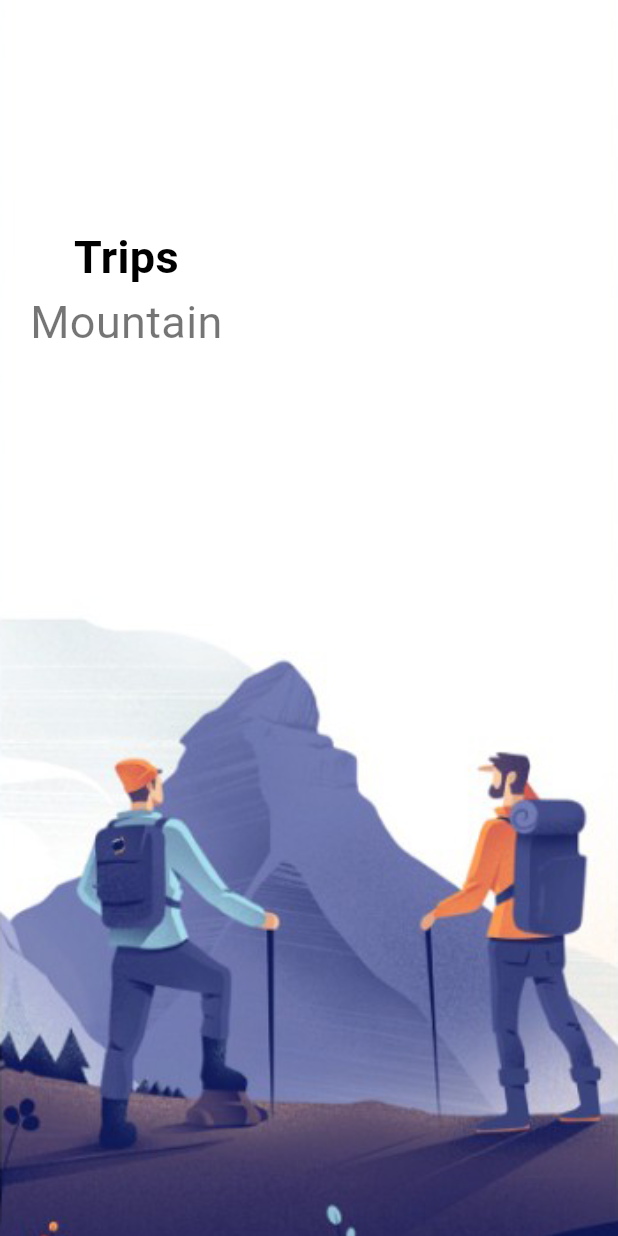
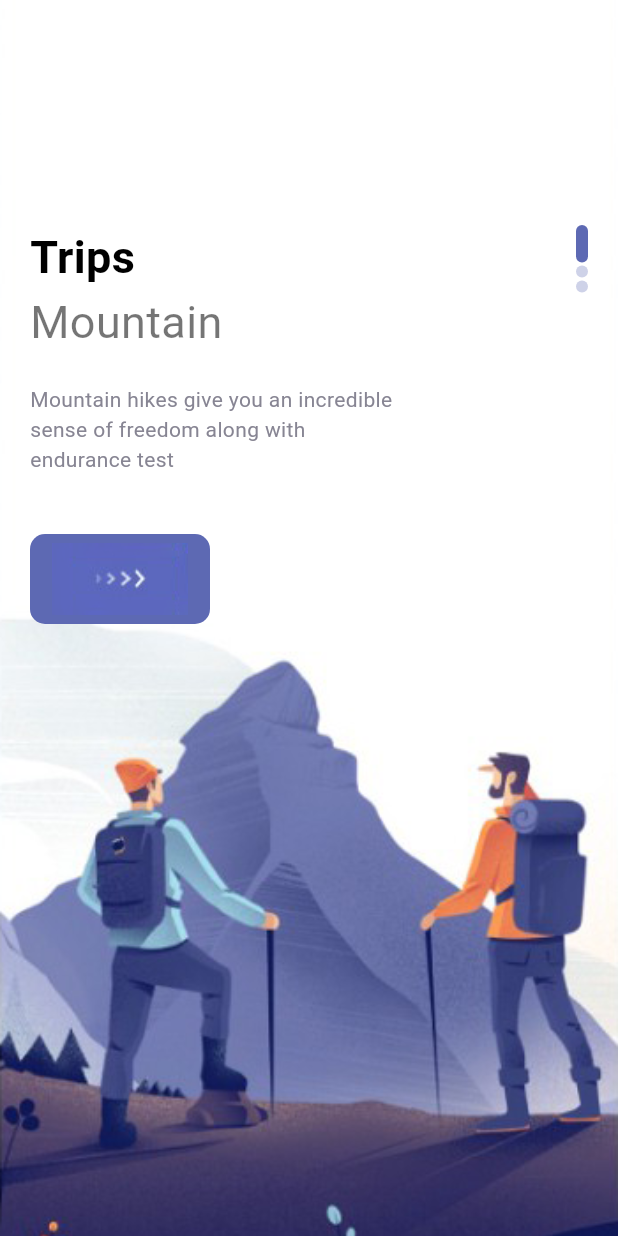
Before and after one commit to narges-yaghooti/JT-app-flutter, a Flutter app: the screen it shows after launch, on a phone screen of 412 x 824 dp. Run offline on Flutter 3.47's test engine with Material 3 defaults, Android fonts, the phone set to English and light mode, and no system bars.

Commit message:
update ui

```diff
--- /dev/null
+++ b/lib/helpers/colors.dart
@@ -0,0 +1,12 @@
+import 'dart:ui';
+import 'package:flutter/material.dart';
+
+class AppColors {
+  static Color textColor1 = Color(0xFF989acd);
+  static final Color textColor2 = Color(0xFF878593);
+  static final Color bigTextColor = Color(0xFF2e2e31);
+  static final Color mainColor = Color(0xFF5d69b3);
+  static final Color starColor = Color(0xFFe7bb4e);
+  static final Color mainTextColor = Color(0xFFababad);
+  static final Color buttonBackground = Color(0xFFf1f1f9);
+}
--- a/lib/main.dart
+++ b/lib/main.dart
@@ -1,4 +1,5 @@
 import 'package:flutter/material.dart';
+import 'package:travel/pages/navpages/main_page.dart';
 import 'package:travel/pages/welcome_page.dart';
 
 
@@ -17,7 +18,7 @@ class MyApp extends StatelessWidget {
       theme: ThemeData(
         primarySwatch: Colors.blue,
       ),
-      home:WelcomePage(),
+      home: WelcomePage(),
     );
   }
 }
--- /dev/null
+++ b/lib/pages/navpages/my_page.dart
@@ -0,0 +1,13 @@
+import 'package:flutter/material.dart';
+class MyPage extends StatelessWidget {
+  const MyPage({super.key});
+
+  @override
+  Widget build(BuildContext context) {
+    return Container(
+      child: Center(
+        child: Text("My Page"),
+      ),
+    );
+  }
+}
--- /dev/null
+++ b/lib/pages/navpages/search_page.dart
@@ -0,0 +1,14 @@
+import 'package:flutter/material.dart';
+
+class SearchPage extends StatelessWidget {
+  const SearchPage({super.key});
+
+  @override
+  Widget build(BuildContext context) {
+    return Container(
+      child: Center(
+        child: Text("Search Page"),
+      ),
+    );
+  }
+}
--- a/lib/pages/welcome_page.dart
+++ b/lib/pages/welcome_page.dart
@@ -1,7 +1,9 @@
 import 'package:flutter/material.dart';
 import 'package:flutter/widgets.dart';
+import 'package:travel/helpers/colors.dart';
 import 'package:travel/widget/app_large_text.dart';
 import 'package:travel/widget/app_text.dart';
+import 'package:travel/widget/responsive_button.dart';
 
 class WelcomePage extends StatefulWidget {
   const WelcomePage({super.key});
@@ -15,7 +17,6 @@ class _WelcomePageState extends State<WelcomePage> {
     "welcome-one.png",
     "welcome-two.png",
     "welcome-three.png",
-
   ];
   @override
   Widget build(BuildContext context) {
@@ -37,8 +38,10 @@ class _WelcomePageState extends State<WelcomePage> {
             child: Container(
               margin: const EdgeInsets.only(top: 150, left: 20, right: 20),
               child: Row(
+                mainAxisAlignment: MainAxisAlignment.spaceBetween,
                 children: [
                   Column(
+                    crossAxisAlignment: CrossAxisAlignment.start,
                     children: [
                       AppLargeText(
                         text: "Trips",
@@ -46,10 +49,42 @@ class _WelcomePageState extends State<WelcomePage> {
                       AppText(
                         text: "Mountain",
                         size: 30,
-                      )
+                      ),
+                      SizedBox(height: 20),
+                      Container(
+                        width: 250,
+                        child: AppText(
+                          text:
+                              "Mountain hikes give you an incredible sense of freedom along with endurance test",
+                          color: AppColors.textColor2,
+                          size: 14,
+                        ),
+                      ),
+                      SizedBox(height: 40),
+                      ResponsiveButton(width: 120),
                     ],
-                  )
+                  ),
+                  Column(
+                    children: List.generate(
+                      3,
+                      (indexDots) {
+                        return Container(
+                          margin: EdgeInsets.only(bottom: 2),
+                          width: 8,
+                          height: index == indexDots ? 25 : 8,
+                          decoration: BoxDecoration(
+                            borderRadius: BorderRadius.circular(8),
+                            color: index == indexDots
+                                ? AppColors.mainColor
+                                : AppColors.mainColor.withOpacity(0.3),
+                          ),
+                        );
+                      },
+                    ),
+
+                  ),
                 ],
+
               ),
             ),
           );
--- /dev/null
+++ b/lib/widget/responsive_button.dart
@@ -0,0 +1,26 @@
+import 'package:flutter/material.dart';
+import 'package:travel/helpers/colors.dart';
+
+class ResponsiveButton extends StatelessWidget {
+  bool? isResponsive;
+  double? width;
+  ResponsiveButton({super.key, this.isResponsive, this.width});
+
+  @override
+  Widget build(BuildContext context) {
+    return Container(
+      width: width,
+      height: 60,
+      decoration: BoxDecoration(
+        borderRadius: BorderRadius.circular(10),
+        color: AppColors.mainColor
+      ),
+      child: Row(
+        mainAxisAlignment: MainAxisAlignment.center,
+        children: [
+          Image.asset("assets/button-one.png"),
+        ],
+      ),
+    );
+  }
+}
```
Also changed, not shown: lib/pages/navpages/bar_item_page.dart (added), lib/pages/navpages/main_page.dart (added).
